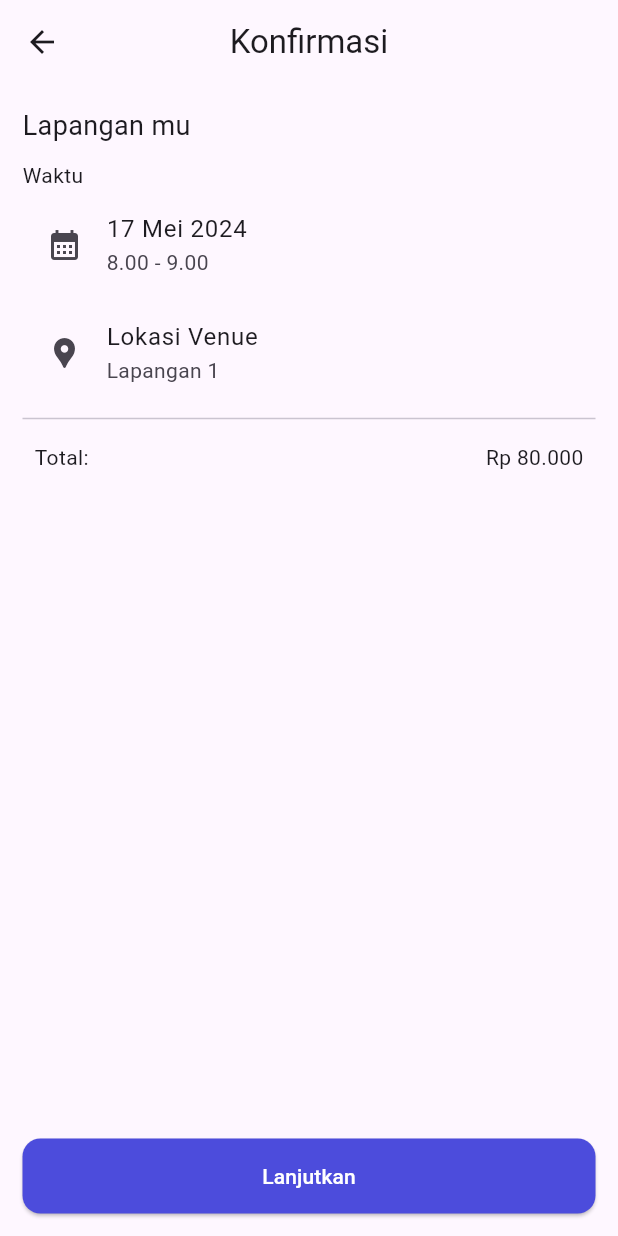
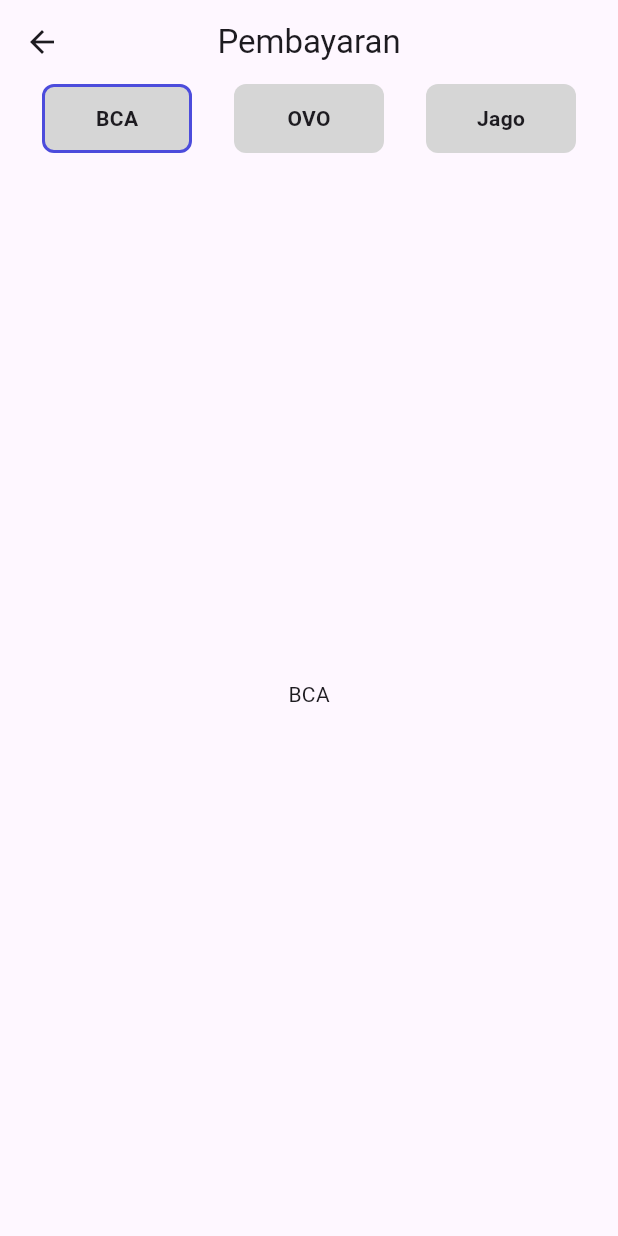
Before and after one commit to brianabyyf/skripsi-selaga, a Flutter app: the DetailConfirmationPage screen opened directly, after a tap on "Lanjutkan", on a phone screen of 412 x 824 dp. Run offline on Flutter 3.47's test engine with Material 3 defaults, Android fonts, the phone set to English and light mode, and no system bars; our stand-ins replace google_nav_bar, image_picker.

Commit message:
menambahkan komponen my button box dan membuat tabbar pada payment page

```diff
--- /dev/null
+++ b/lib/pages/components/my_box_button.dart
@@ -0,0 +1,56 @@
+import 'package:flutter/material.dart';
+
+class MyBoxButton extends StatelessWidget {
+  final String buttonText;
+  final Function()? onTap;
+  final bool? tapped;
+  const MyBoxButton({
+    required this.onTap,
+    required this.buttonText,
+    required this.tapped,
+    super.key
+  });
+
+  @override
+  Widget build(BuildContext context) {
+    return tapped == false
+        ?  InkWell(
+            onTap: onTap,
+            child: Container(
+              height: 50,
+              width: 100,
+              decoration: BoxDecoration(
+                  color: Colors.grey[350], borderRadius: BorderRadius.circular(8)),
+              child: Center(
+                  child: Text(buttonText,
+                    style: const TextStyle(
+                        fontWeight: FontWeight.bold,
+                        fontSize: 14),
+                  )
+              ),
+            ),
+          )
+        : InkWell(
+            onTap: onTap,
+            child: Container(
+              height: 50,
+              width: 100,
+              decoration: BoxDecoration(
+                color: Colors.grey[350],
+                borderRadius: BorderRadius.circular(8),
+                border: Border.all(
+                  width: 2,
+                  color: const Color.fromRGBO(76, 76, 220, 1)
+                )
+              ),
+              child: Center(
+                  child: Text(buttonText,
+                    style: const TextStyle(
+                        fontWeight: FontWeight.bold,
+                        fontSize: 14),
+                  )
+              ),
+            ),
+          );
+  }
+}
--- a/lib/pages/user/confirmation_page.dart
+++ b/lib/pages/user/confirmation_page.dart
@@ -1,4 +1,5 @@
 import 'package:flutter/material.dart';
+import 'package:selaga_ver1/pages/user/payment_page.dart';
 
 class DetailConfirmationPage extends StatelessWidget {
   const DetailConfirmationPage({super.key});
@@ -56,6 +57,11 @@ class DetailConfirmationPage extends StatelessWidget {
                             shape: RoundedRectangleBorder(
                                 borderRadius: BorderRadius.circular(12))),
                         onPressed: () {
+                          Navigator.push(
+                            context,
+                            MaterialPageRoute(
+                                builder: (context) => const PaymentPage()),
+                          );
                         },
                         child: const Text(
                           'Lanjutkan',
--- a/lib/pages/user/payment_page.dart
+++ b/lib/pages/user/payment_page.dart
@@ -1,10 +1,101 @@
 import 'package:flutter/material.dart';
+import 'package:selaga_ver1/pages/components/my_box_button.dart';
 
-class PaymentPage extends StatelessWidget {
+class PaymentPage extends StatefulWidget {
   const PaymentPage({super.key});
 
   @override
+  State<PaymentPage> createState() => _PaymentPageState();
+}
+
+class _PaymentPageState extends State<PaymentPage> {
+  bool box1 = true;
+  bool box2 = false;
+  bool box3 = false;
+  int _currentIndexPage = 0;
+
+  @override
   Widget build(BuildContext context) {
-    return const Placeholder();
+    return Scaffold(
+      appBar: AppBar(
+        title: Text('Pembayaran'),
+        centerTitle: true,
+        bottom: Tab(
+          child: Row(
+            mainAxisAlignment: MainAxisAlignment.spaceEvenly,
+            children: [
+              MyBoxButton(onTap: () {
+                setState(() {
+                  box1 = true;
+                  box2 = false;
+                  box3 = false;
+                  _currentIndexPage = 0;
+                });
+              }, buttonText: 'BCA', tapped: box1),
+              MyBoxButton(onTap: () {
+                setState(() {
+                  box1 = false;
+                  box2 = true;
+                  box3 = false;
+                  _currentIndexPage = 1;
+                });
+              }, buttonText: 'OVO', tapped: box2),
+              MyBoxButton(onTap: () {
+                setState(() {
+                  box1 = false;
+                  box2 = false;
+                  box3 = true;
+                  _currentIndexPage = 2;
+                });
+              }, buttonText: 'Jago', tapped: box3),
+            ],
+          ),
+        )
+      ),
+      body:  [
+        BcaSection(),
+        OvoSection(),
+        JagoSection(),
+      ][_currentIndexPage]
+    );
   }
 }
+
+class BcaSection extends StatelessWidget {
+  const BcaSection({super.key});
+
+  @override
+  Widget build(BuildContext context) {
+    return Scaffold(
+      body: SafeArea(
+        child: Center(child: Text('BCA')),
+      ),
+    );
+  }
+}
+
+class OvoSection extends StatelessWidget {
+  const OvoSection({super.key});
+
+  @override
+  Widget build(BuildContext context) {
+    return Scaffold(
+      body: SafeArea(
+        child: Center(child: Text('OVO')),
+      ),
+    );
+  }
+}
+
+class JagoSection extends StatelessWidget {
+  const JagoSection({super.key});
+
+  @override
+  Widget build(BuildContext context) {
+    return Scaffold(
+      body: SafeArea(
+        child: Center(child: Text('Jago')),
+      ),
+    );
+  }
+}
```
